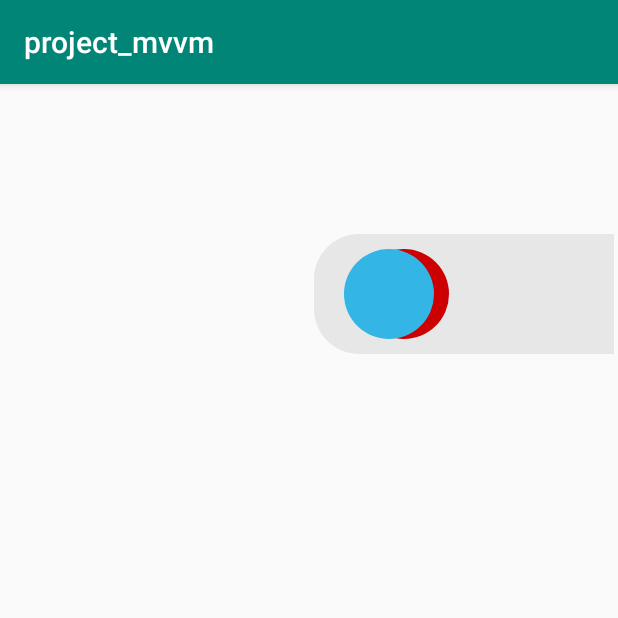
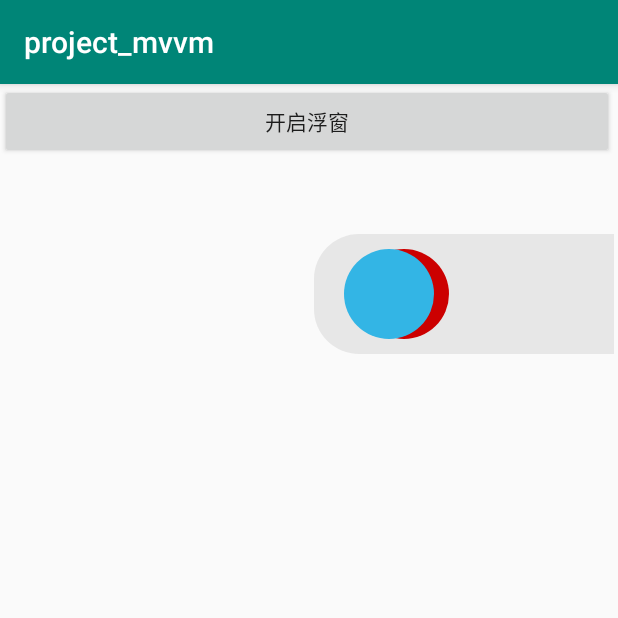
Before and after one commit to chenpengning/Hellow, an Android app: the AnimaFragment screen opened through its navigation route, on a phone screen of 412 x 824 dp, the top half of it. Run offline under Robolectric (Android 15) with nearby library versions, the phone set to English and light mode, and no system bars; libraries missing offline, so code that uses them is left out: com.lzf.easyfloat.

Commit message:
全局悬浮窗实例

```diff
--- a/project_mvvm/build.gradle
+++ b/project_mvvm/build.gradle
@@ -72,4 +72,8 @@ dependencies {
     implementation 'androidx.navigation:navigation-ui-ktx:2.2.2'
 
     implementation project(":comment")
+
+    //悬浮窗
+    implementation 'com.github.yhaolpz:FloatWindow:1.0.9'
+    implementation 'com.github.princekin-f:EasyFloat:1.3.3'
 }
--- a/project_mvvm/src/main/java/com/fly/fox/project/ui/AnimaFragment.kt
+++ b/project_mvvm/src/main/java/com/fly/fox/project/ui/AnimaFragment.kt
@@ -8,6 +8,7 @@ import android.view.ViewGroup
 import androidx.fragment.app.Fragment
 import com.fly.fox.project.R
 import com.fly.fox.project.view.RightDialog
+import com.lzf.easyfloat.EasyFloat
 import kotlinx.android.synthetic.main.fragment_anima.*
 
 /**
@@ -32,6 +33,11 @@ class AnimaFragment : Fragment() {
 
             RightDialog().show(parentFragmentManager, "fd")
         }
+
+        bottom.setOnClickListener {
+
+            EasyFloat.showAppFloat()
+        }
     }
 
 
--- a/project_mvvm/src/main/java/com/fly/fox/project/ui/FirstFragment.kt
+++ b/project_mvvm/src/main/java/com/fly/fox/project/ui/FirstFragment.kt
@@ -7,6 +7,7 @@ import android.view.View
 import android.view.ViewGroup
 import androidx.fragment.app.Fragment
 import com.fly.fox.project.R
+import com.lzf.easyfloat.EasyFloat
 import kotlinx.android.synthetic.main.fragment_first.*
 
 class FirstFragment : Fragment() {
@@ -42,6 +43,11 @@ class FirstFragment : Fragment() {
 
         }
 
+        button1.setOnClickListener {
+
+            EasyFloat.hideAppFloat()
+        }
+
     }
 
 }
--- a/project_mvvm/src/main/java/com/fly/fox/project/ui/MainFragment.kt
+++ b/project_mvvm/src/main/java/com/fly/fox/project/ui/MainFragment.kt
@@ -44,6 +44,11 @@ class MainFragment : Fragment() {
 
             findNavController().navigate(R.id.action_mainFragment_to_animaFragment)
         }
+
+        bt_floatView.setOnClickListener {
+
+            findNavController().navigate(R.id.action_mainFragment_to_floatFragment)
+        }
     }
 
 
--- a/project_mvvm/src/main/res/layout/fragment_anima.xml
+++ b/project_mvvm/src/main/res/layout/fragment_anima.xml
@@ -33,5 +33,12 @@
 
     </RelativeLayout>
 
+    <Button
+        android:id="@+id/bottom"
+        android:text="开启浮窗"
+        app:layout_constraintTop_toTopOf="parent"
+        android:layout_width="match_parent"
+        android:layout_height="50dp" />
+
 
 </androidx.constraintlayout.widget.ConstraintLayout>
--- a/project_mvvm/src/main/res/navigation/main_navi.xml
+++ b/project_mvvm/src/main/res/navigation/main_navi.xml
@@ -22,6 +22,10 @@
         <action
             android:id="@+id/action_mainFragment_to_animaFragment"
             app:destination="@id/animaFragment" />
+        <action
+            android:id="@+id/action_mainFragment_to_floatFragment"
+            app:destination="@id/floatFragment" />
+
     </fragment>
 
     <fragment
@@ -29,4 +33,9 @@
         android:name="com.fly.fox.project.ui.AnimaFragment"
         android:label="fragment_anima"
         tools:layout="@layout/fragment_anima" />
+
+    <fragment
+        android:id="@+id/floatFragment"
+        android:name="com.fly.fox.project.ui.FloatViewFragment"
+        tools:layout="@layout/fragment_floatview" />
 </navigation>
```
Also changed, not shown: project_mvvm/src/main/AndroidManifest.xml (+10 -4 lines), project_mvvm/src/main/java/com/fly/fox/project/App.kt (+44 -0 lines), project_mvvm/src/main/java/com/fly/fox/project/ui/FloatViewFragment.kt (added, +94 -0 lines), project_mvvm/src/main/res/layout/fragment_first.xml (+9 -1 lines), project_mvvm/src/main/res/layout/fragment_floatview.xml (added, +26 -0 lines), project_mvvm/src/main/res/layout/fragment_main.xml (+7 -0 lines), project_mvvm/src/main/res/layout/window_floatview.xml (added, +12 -0 lines).
